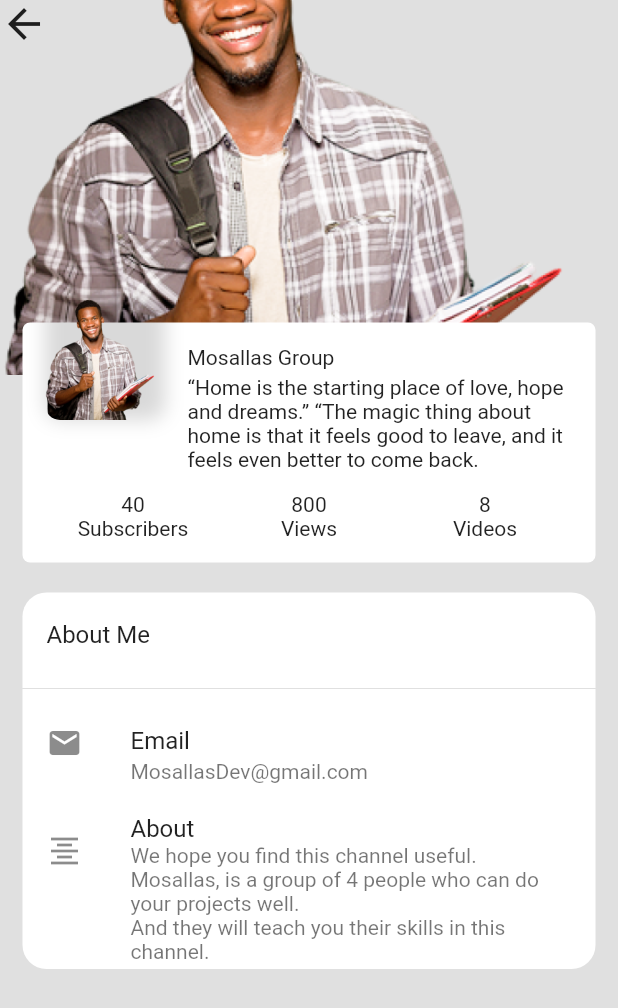
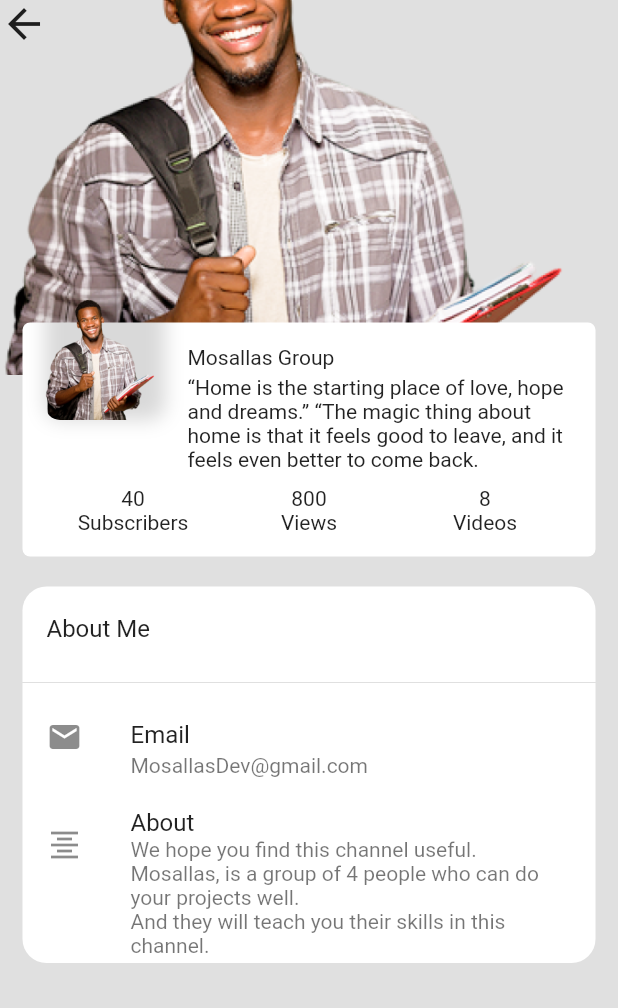
Before and after one commit to Samitalimbu/RealEstate, a Flutter app: the screen it shows after launch, on a phone screen of 412 x 824 dp. Shown: the top 1008 px of the screen. Run offline on Flutter 3.47's test engine with Material 2 defaults, Android fonts, the phone set to English and light mode, and no system bars; our stand-ins replace connectivity_plus, dio, flutter_image_slideshow, flutter_rating_bar, flutter_screenutil, flutter_svg and 10 more; missing offline and left inert: division, wear; generated files the repository leaves out were written again.

Commit message:
working on profile screen

```diff
--- a/lib/screens/bottom_screens/profile_screen.dart
+++ b/lib/screens/bottom_screens/profile_screen.dart
@@ -66,7 +66,7 @@ class ProfileScreen extends StatelessWidget {
                                   ),
                                 ),
                                 const SizedBox(
-                                  height: 10,
+                                  height: 6,
                                 ),
                                 Row(
                                   children: <Widget>[
```
